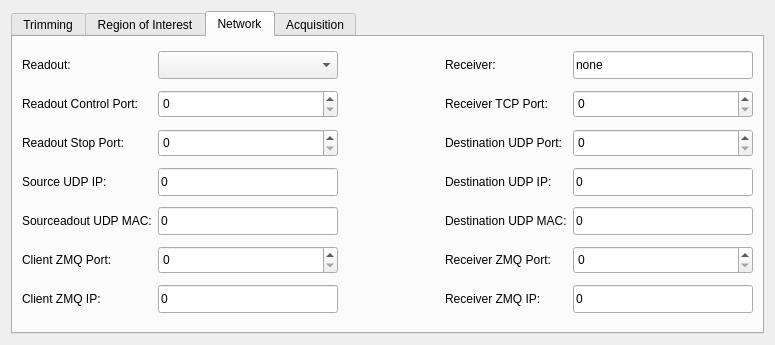
slsdetectorgroup/slsDetectorPackage, file slsDetectorGui/forms/form_tab_advanced.ui: the form before one commit.
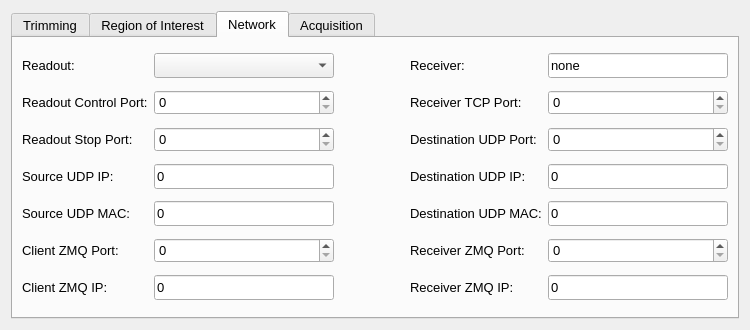
The form after the commit. The open tabs and pages were chosen to show the change. Icons and pictures are not drawn.

```diff
--- a/slsDetectorGui/forms/form_tab_advanced.ui
+++ b/slsDetectorGui/forms/form_tab_advanced.ui
@@ -6,8 +6,8 @@
    <rect>
     <x>0</x>
     <y>0</y>
-    <width>775</width>
-    <height>345</height>
+    <width>750</width>
+    <height>330</height>
    </rect>
   </property>
   <property name="sizePolicy">
@@ -24,10 +24,16 @@
   </property>
   <property name="maximumSize">
    <size>
-    <width>775</width>
-    <height>345</height>
+    <width>760</width>
+    <height>16777215</height>
    </size>
   </property>
+  <property name="font">
+   <font>
+    <family>Cantarell</family>
+    <pointsize>10</pointsize>
+   </font>
+  </property>
   <property name="windowTitle">
    <string>Form</string>
   </property>
@@ -47,6 +53,18 @@
        <verstretch>0</verstretch>
       </sizepolicy>
      </property>
+     <property name="maximumSize">
+      <size>
+       <width>760</width>
+       <height>16777215</height>
+      </size>
+     </property>
+     <property name="font">
+      <font>
+       <family>Cantarell</family>
+       <pointsize>10</pointsize>
+      </font>
+     </property>
      <property name="toolTip">
       <string/>
      </property>
@@ -329,6 +347,12 @@
       </layout>
      </widget>
      <widget class="QWidget" name="tab_network">
+      <property name="font">
+       <font>
+        <family>Cantarell</family>
+        <pointsize>10</pointsize>
+       </font>
+      </property>
       <attribute name="title">
        <string>Network</string>
       </attribute>
@@ -350,9 +374,15 @@
          <property name="maximumSize">
           <size>
            <width>16777215</width>
-           <height>28</height>
+           <height>25</height>
           </size>
          </property>
+         <property name="font">
+          <font>
+           <family>Cantarell</family>
+           <pointsize>10</pointsize>
+          </font>
+         </property>
          <property name="toolTip">
           <string>Sets Control Port
 #port#</string>
@@ -400,9 +430,15 @@
          <property name="maximumSize">
           <size>
            <width>16777215</width>
-           <height>28</height>
+           <height>25</height>
           </size>
          </property>
+         <property name="font">
+          <font>
+           <family>Cantarell</family>
+           <pointsize>10</pointsize>
+          </font>
+         </property>
          <property name="toolTip">
           <string>Sets the Receiver Hostname, connects to it and gets the receiver mac address and eth. Sets some receiver parameters like file name, file dir, file index in receiver. 
 #rx_hostname#</string>
@@ -420,6 +456,15 @@
            <verstretch>0</verstretch>
           </sizepolicy>
          </property>
+         <property name="font">
+          <font>
+           <family>Cantarell</family>
+           <pointsize>10</pointsize>
+          </font>
+         </property>
+         <property name="toolTip">
+          <string>&lt;html&gt;&lt;head/&gt;&lt;body&gt;&lt;p&gt;Sets the destination IP of UDP packets sent out from module&lt;/p&gt;&lt;p&gt;#udp_dstip#&lt;/p&gt;&lt;/body&gt;&lt;/html&gt;</string>
+         </property>
          <property name="text">
           <string>Destination UDP IP:</string>
          </property>
@@ -433,6 +478,15 @@
            <verstretch>0</verstretch>
           </sizepolicy>
          </property>
+         <property name="font">
+          <font>
+           <family>Cantarell</family>
+           <pointsize>10</pointsize>
+          </font>
+         </property>
+         <property name="toolTip">
+          <string>&lt;html&gt;&lt;head/&gt;&lt;body&gt;&lt;p&gt;Sets Control Port&lt;/p&gt;&lt;p&gt;#port#&lt;/p&gt;&lt;/body&gt;&lt;/html&gt;</string>
+         </property>
          <property name="text">
           <string>Readout Control Port:</string>
          </property>
@@ -455,9 +509,15 @@
          <property name="maximumSize">
           <size>
            <width>16777215</width>
-           <height>28</height>
+           <height>25</height>
           </size>
          </property>
+         <property name="font">
+          <font>
+           <family>Cantarell</family>
+           <pointsize>10</pointsize>
+          </font>
+         </property>
          <property name="toolTip">
           <string>Sets the Receiver UDP IP
 #rx_udpip#</string>
@@ -484,9 +544,15 @@
          <property name="maximumSize">
           <size>
            <width>16777215</width>
-           <height>28</height>
+           <height>25</height>
           </size>
          </property>
+         <property name="font">
+          <font>
+           <family>Cantarell</family>
+           <pointsize>10</pointsize>
+          </font>
+         </property>
          <property name="toolTip">
           <string>Sets the Receiver UDP MAC
 #rx_udpmac#</string>
@@ -513,9 +579,15 @@
          <property name="maximumSize">
           <size>
            <width>16777215</width>
-           <height>28</height>
+           <height>25</height>
           </size>
          </property>
+         <property name="font">
+          <font>
+           <family>Cantarell</family>
+           <pointsize>10</pointsize>
+          </font>
+         </property>
          <property name="toolTip">
           <string>Sets the detector MAC to send packets to receiver
 #detectormac#</string>
@@ -542,9 +614,15 @@
          <property name="maximumSize">
           <size>
            <width>16777215</width>
-           <height>28</height>
+           <height>25</height>
           </size>
          </property>
+         <property name="font">
+          <font>
+           <family>Cantarell</family>
+           <pointsize>10</pointsize>
+          </font>
+         </property>
          <property name="toolTip">
           <string>Sets Receiver UDP Port
 #rx_udpport#</string>
@@ -592,9 +670,15 @@
          <property name="maximumSize">
           <size>
            <width>16777215</width>
-           <height>28</height>
+           <height>25</height>
           </size>
          </property>
+         <property name="font">
+          <font>
+           <family>Cantarell</family>
+           <pointsize>10</pointsize>
+          </font>
+         </property>
          <property name="toolTip">
           <string notr="true">Sets Receiver TCP Port
 #rx_tcpport#</string>
@@ -633,6 +717,15 @@
            <verstretch>0</verstretch>
           </sizepolicy>
          </property>
+         <property name="font">
+          <font>
+           <family>Cantarell</family>
+           <pointsize>10</pointsize>
+          </font>
+         </property>
+         <property name="toolTip">
+          <string>&lt;html&gt;&lt;head/&gt;&lt;body&gt;&lt;p&gt;Sets Listening ZMQ IP of client interface (packets streamed from receiver for gui)&lt;/p&gt;&lt;p&gt;#zmqip#&lt;/p&gt;&lt;p&gt;&lt;br/&gt;&lt;/p&gt;&lt;p&gt;Has to be same as rx_zmqip for gui&lt;/p&gt;&lt;/body&gt;&lt;/html&gt;</string>
+         </property>
          <property name="text">
           <string>Client ZMQ IP:</string>
          </property>
@@ -655,9 +748,15 @@
          <property name="maximumSize">
           <size>
            <width>16777215</width>
-           <height>28</height>
+           <height>25</height>
           </size>
          </property>
+         <property name="font">
+          <font>
+           <family>Cantarell</family>
+           <pointsize>10</pointsize>
+          </font>
+         </property>
          <property name="toolTip">
           <string>Sets the detector IP to send packets to receiver
 #detectorip#</string>
@@ -684,9 +783,15 @@
          <property name="maximumSize">
           <size>
            <width>16777215</width>
-           <height>28</height>
+           <height>25</height>
           </size>
          </property>
+         <property name="font">
+          <font>
+           <family>Cantarell</family>
+           <pointsize>10</pointsize>
+          </font>
+         </property>
          <property name="toolTip">
           <string>Sets Stop Port 
 #stopport#</string>
@@ -725,6 +830,15 @@
            <verstretch>0</verstretch>
           </sizepolicy>
          </property>
+         <property name="font">
+          <font>
+           <family>Cantarell</family>
+           <pointsize>10</pointsize>
+          </font>
+         </property>
+         <property name="toolTip">
+          <string>&lt;html&gt;&lt;head/&gt;&lt;body&gt;&lt;p&gt;Sets Publishing ZMQ IP of reciever (packets streamed from receiver for gui)&lt;/p&gt;&lt;p&gt;#rx_zmqip#&lt;/p&gt;&lt;p&gt;Has to be same as zmqip for gui&lt;/p&gt;&lt;/body&gt;&lt;/html&gt;</string>
+         </property>
          <property name="text">
           <string>Receiver ZMQ IP:</string>
          </property>
@@ -738,6 +852,12 @@
            <verstretch>0</verstretch>
           </sizepolicy>
          </property>
+         <property name="font">
+          <font>
+           <family>Cantarell</family>
+           <pointsize>10</pointsize>
+          </font>
+         </property>
          <property name="text">
           <string>Receiver TCP Port:</string>
          </property>
@@ -760,9 +880,15 @@
          <property name="maximumSize">
           <size>
            <width>16777215</width>
-           <height>28</height>
+           <height>25</height>
           </size>
          </property>
+         <property name="font">
+          <font>
+           <family>Cantarell</family>
+           <pointsize>10</pointsize>
+          </font>
+         </property>
          <property name="toolTip">
           <string>Sets Stop Port 
 #stopport#</string>
@@ -801,6 +927,15 @@
            <verstretch>0</verstretch>
           </sizepolicy>
          </property>
+         <property name="font">
+          <font>
+           <family>Cantarell</family>
+           <pointsize>10</pointsize>
+          </font>
+         </property>
+         <property name="toolTip">
+          <string>&lt;html&gt;&lt;head/&gt;&lt;body&gt;&lt;p&gt;Sets the destination port of UDP packets sent out from module&lt;/p&gt;&lt;p&gt;#udp_dstport#&lt;/p&gt;&lt;/body&gt;&lt;/html&gt;</string>
+         </property>
          <property name="text">
           <string>Destination UDP Port:</string>
          </property>
@@ -823,9 +958,15 @@
          <property name="maximumSize">
           <size>
            <width>16777215</width>
-           <height>28</height>
+           <height>25</height>
           </size>
          </property>
+         <property name="font">
+          <font>
+           <family>Cantarell</family>
+           <pointsize>10</pointsize>
+          </font>
+         </property>
          <property name="toolTip">
           <string>Sets Receiver UDP Port
 #rx_udpport#</string>
@@ -873,9 +1014,15 @@
          <property name="maximumSize">
           <size>
            <width>16777215</width>
-           <height>28</height>
+           <height>25</height>
           </size>
          </property>
+         <property name="font">
+          <font>
+           <family>Cantarell</family>
+           <pointsize>10</pointsize>
+          </font>
+         </property>
          <property name="toolTip">
           <string>Sets the Receiver UDP IP
 #rx_udpip#</string>
@@ -893,6 +1040,15 @@
            <verstretch>0</verstretch>
           </sizepolicy>
          </property>
+         <property name="font">
+          <font>
+           <family>Cantarell</family>
+           <pointsize>10</pointsize>
+          </font>
+         </property>
+         <property name="toolTip">
+          <string>&lt;html&gt;&lt;head/&gt;&lt;body&gt;&lt;p&gt;Sets Listening ZMQ port of client (packets streamed from receiver for gui)&lt;/p&gt;&lt;p&gt;#zmqport#&lt;/p&gt;&lt;p&gt;Has to be same as rx_zmqport for gui&lt;/p&gt;&lt;/body&gt;&lt;/html&gt;</string>
+         </property>
          <property name="text">
           <string>Client ZMQ Port: </string>
          </property>
@@ -931,9 +1087,18 @@
          <property name="maximumSize">
           <size>
            <width>16777215</width>
-           <height>28</height>
+           <height>25</height>
           </size>
          </property>
+         <property name="font">
+          <font>
+           <family>Cantarell</family>
+           <pointsize>10</pointsize>
+          </font>
+         </property>
+         <property name="toolTip">
+          <string>&lt;html&gt;&lt;head/&gt;&lt;body&gt;&lt;p&gt;Select readout to set advanced network settings&lt;/p&gt;&lt;/body&gt;&lt;/html&gt;</string>
+         </property>
         </widget>
        </item>
        <item row="4" column="0">
@@ -944,8 +1109,17 @@
            <verstretch>0</verstretch>
           </sizepolicy>
          </property>
+         <property name="font">
+          <font>
+           <family>Cantarell</family>
+           <pointsize>10</pointsize>
+          </font>
+         </property>
+         <property name="toolTip">
+          <string>&lt;html&gt;&lt;head/&gt;&lt;body&gt;&lt;p&gt;Sets the source MAC of UDP packets sent out from module&lt;/p&gt;&lt;p&gt;#udp_srcmac#&lt;/p&gt;&lt;/body&gt;&lt;/html&gt;</string>
+         </property>
          <property name="text">
-          <string>Sourceadout UDP MAC:</string>
+          <string>Source UDP MAC:</string>
          </property>
         </widget>
        </item>
@@ -963,6 +1137,15 @@
            <height>0</height>
           </size>
          </property>
+         <property name="font">
+          <font>
+           <family>Cantarell</family>
+           <pointsize>10</pointsize>
+          </font>
+         </property>
+         <property name="toolTip">
+          <string>&lt;html&gt;&lt;head/&gt;&lt;body&gt;&lt;p&gt;Select readout to set advanced network settings&lt;/p&gt;&lt;/body&gt;&lt;/html&gt;</string>
+         </property>
          <property name="text">
           <string>Readout:</string>
          </property>
@@ -976,6 +1159,15 @@
            <verstretch>0</verstretch>
           </sizepolicy>
          </property>
+         <property name="font">
+          <font>
+           <family>Cantarell</family>
+           <pointsize>10</pointsize>
+          </font>
+         </property>
+         <property name="toolTip">
+          <string>&lt;html&gt;&lt;head/&gt;&lt;body&gt;&lt;p&gt;Sets Publishing ZMQ port of reciever (packets streamed from receiver for gui)&lt;/p&gt;&lt;p&gt;#rx_zmqport#&lt;/p&gt;&lt;p&gt;Has to be same as zmqport for gui&lt;/p&gt;&lt;/body&gt;&lt;/html&gt;</string>
+         </property>
          <property name="text">
           <string>Receiver ZMQ Port:</string>
          </property>
@@ -989,6 +1181,15 @@
            <verstretch>0</verstretch>
           </sizepolicy>
          </property>
+         <property name="font">
+          <font>
+           <family>Cantarell</family>
+           <pointsize>10</pointsize>
+          </font>
+         </property>
+         <property name="toolTip">
+          <string>&lt;html&gt;&lt;head/&gt;&lt;body&gt;&lt;p&gt;Sets the destination MAC of UDP packets sent out from module&lt;/p&gt;&lt;p&gt;#udp_dstmac#&lt;/p&gt;&lt;/body&gt;&lt;/html&gt;</string>
+         </property>
          <property name="text">
           <string>Destination UDP MAC:</string>
          </property>
@@ -1002,6 +1203,15 @@
            <verstretch>0</verstretch>
           </sizepolicy>
          </property>
+         <property name="font">
+          <font>
+           <family>Cantarell</family>
+           <pointsize>10</pointsize>
+          </font>
+         </property>
+         <property name="toolTip">
+          <string>&lt;html&gt;&lt;head/&gt;&lt;body&gt;&lt;p&gt;Sets the source IP of UDP packets sent out from module&lt;/p&gt;&lt;p&gt;#udp_srcip#&lt;/p&gt;&lt;/body&gt;&lt;/html&gt;</string>
+         </property>
          <property name="text">
           <string>Source UDP IP:</string>
          </property>
@@ -1015,6 +1225,15 @@
            <verstretch>0</verstretch>
           </sizepolicy>
          </property>
+         <property name="font">
+          <font>
+           <family>Cantarell</family>
+           <pointsize>10</pointsize>
+          </font>
+         </property>
+         <property name="toolTip">
+          <string>&lt;html&gt;&lt;head/&gt;&lt;body&gt;&lt;p&gt;Sets Stop Port&lt;/p&gt;&lt;p&gt;#stopport#&lt;/p&gt;&lt;/body&gt;&lt;/html&gt;</string>
+         </property>
          <property name="text">
           <string>Readout Stop Port:</string>
          </property>
@@ -1037,9 +1256,15 @@
          <property name="maximumSize">
           <size>
            <width>16777215</width>
-           <height>28</height>
+           <height>25</height>
           </size>
          </property>
+         <property name="font">
+          <font>
+           <family>Cantarell</family>
+           <pointsize>10</pointsize>
+          </font>
+         </property>
          <property name="toolTip">
           <string>Sets the detector IP to send packets to receiver
 #detectorip#</string>
@@ -1057,6 +1282,15 @@
            <verstretch>0</verstretch>
           </sizepolicy>
          </property>
+         <property name="font">
+          <font>
+           <family>Cantarell</family>
+           <pointsize>10</pointsize>
+          </font>
+         </property>
+         <property name="toolTip">
+          <string>&lt;html&gt;&lt;head/&gt;&lt;body&gt;&lt;p&gt;Sets the Receiver Hostname, connects to it and gets the receiver mac address and IP to configure in detector. Sets some receiver parameters like file name, file dir, file index in receiver. &lt;/p&gt;&lt;p&gt;#rx_hostname#&lt;/p&gt;&lt;/body&gt;&lt;/html&gt;</string>
+         </property>
          <property name="text">
           <string>Receiver:</string>
          </property>
```
Left out of the diff: 414 changed lines with no effect on the pictures.
